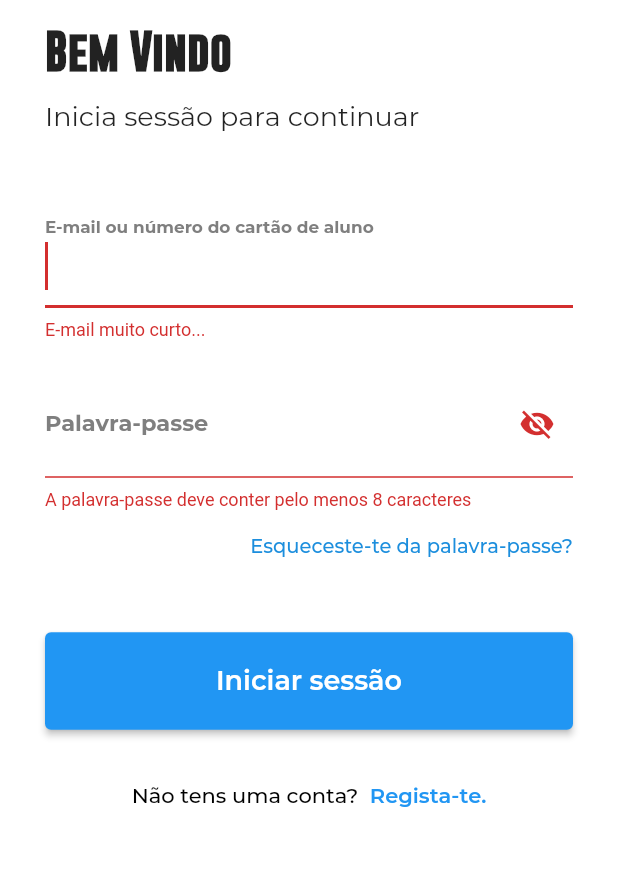
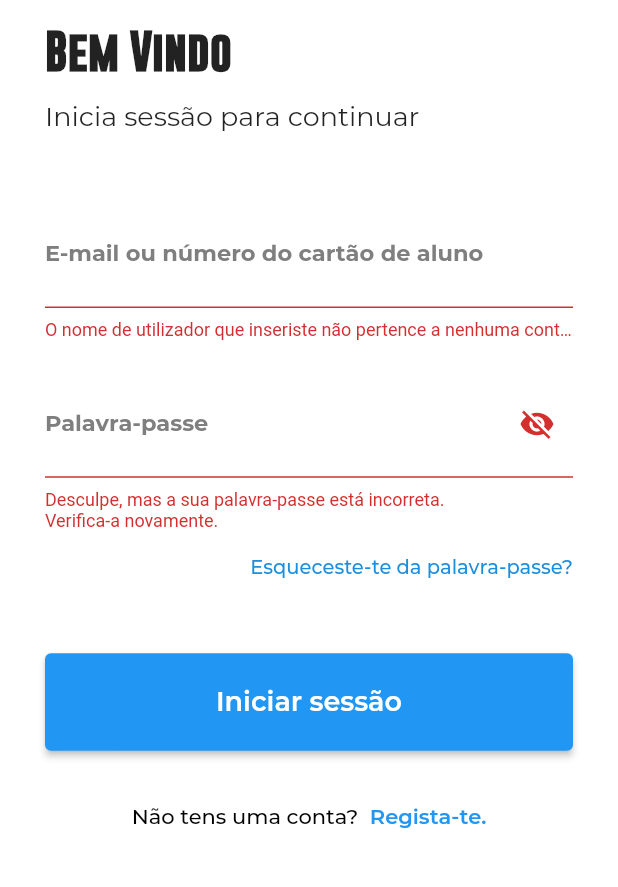
Before and after one commit to lodsa-ntos/TFC_a21505293_camarate_school_library_app, a Flutter app: the screen it shows after launch, after a tap on "Iniciar sessão", on a phone screen of 412 x 824 dp, the part 321-1208 px from its top. Run offline on Flutter 3.47's test engine with Material 2 defaults, Android fonts, the phone set to English and light mode, and no system bars; our stand-ins replace firebase_auth, firebase_core, fluttertoast, google_fonts, shared_preferences, tab_indicator_styler and 1 more; accounts and stored records are empty.

Commit message:
Autenticacao Firebase --> login and registo

```diff
--- a/lib/Authentication/Login/login_screen.dart
+++ b/lib/Authentication/Login/login_screen.dart
@@ -1,11 +1,9 @@
-import 'dart:convert';
-
-import 'package:camarate_school_library/Authentication/Registo/models/modelo_registo.dart';
 import 'package:camarate_school_library/Authentication/Registo/registo.dart';
 import 'package:camarate_school_library/Home/layout/layout_pagina_utilizador.dart';
+import 'package:firebase_auth/firebase_auth.dart';
 import 'package:flutter/gestures.dart';
 import 'package:flutter/material.dart';
-import 'package:shared_preferences/shared_preferences.dart';
+import 'package:fluttertoast/fluttertoast.dart';
 
 class PreferencesKeys {
   static const ativarUtilizador = "INFORMACAO_UTILIZADOR_LOGIN";
@@ -26,71 +24,40 @@ class _PaginaLoginState extends State<PaginaLogin> {
   bool isProcessData = false;
   final formKey = GlobalKey<FormState>();
 
+  // Autenticação com o firebase
+  final _auth = FirebaseAuth.instance;
+
+  // string para mostrar a mensagem de erro
+  String? mensagemDeErro;
+
   @override
   Widget build(BuildContext context) {
-    return Scaffold(
-      //
-      body: Container(
-        height: MediaQuery.of(context).size.height,
-        padding: const EdgeInsets.symmetric(horizontal: 30, vertical: 30),
-        margin: const EdgeInsets.only(top: 45),
-        color: Colors.white,
-        child: SingleChildScrollView(
-          child: Column(
-            mainAxisAlignment: MainAxisAlignment.center,
-            crossAxisAlignment: CrossAxisAlignment.stretch,
-            children: [
-              // Logotipo
-              Image.asset(
-                'assets/images/logotipos/logotipo.png',
-                height: 139.0,
-                alignment: Alignment.centerLeft,
-              ),
-              // Espaçamento
-              const SizedBox(
-                height: 15,
-              ),
-              const Text(
-                "Bem Vindo",
-                textAlign: TextAlign.left,
-                style: TextStyle(
-                  fontFamily: 'Gobold',
-                  fontSize: 28,
-                  fontWeight: FontWeight.bold,
-                ),
-              ),
-              const SizedBox(
-                height: 15,
-              ),
-              const Text(
-                "Inicia sessão para continuar",
-                textAlign: TextAlign.left,
-                style: TextStyle(
-                  fontFamily: 'Montserrat',
-                  fontSize: 18,
-                ),
-              ),
-              const SizedBox(
-                height: 45,
-              ),
-              Form(
-                key: formKey,
-                child: Column(
-                  children: [
-                    // --> Campo do E-mail <--
-                    TextFormField(
+    // ---> Campo do E-mail <---
+    final campoEmail = TextFormField(
+      autofocus: false,
+      controller: emailInputController,
+      keyboardType: TextInputType.emailAddress,
       validator: (value) {
-                        if (value!.length < 5) {
+        if (value!.isEmpty) {
+          // ignore: prefer_adjacent_string_concatenation
+          return "O nome de utilizador que inseriste não pertence a nenhuma conta. \n\nVerifica o teu nome de utilizador e tenta novamente.";
+        }
+
+        if (RegExp(
+                r"^[a-zA-Z0-9.a-zA-Z0-9.!#$%&'*+-/=?^_`{|}~]+@[a-zA-Z0-9]+\.[a-zA-Z]+")
+            .hasMatch(value)) {
+          return "Siga o exemplo: \n exemplo@gmail.com | exemplo@hotmail.com";
+        }
+
+        if (value.length < 5) {
           return "E-mail muito curto...";
-                        } else if (!value.contains("@")) {
-                          return "Siga o exemplo --> exemplo@gmail.com | exemplo@hotmail.com";
-                        } else if (value.isEmpty) {
-                          return "O nome de utilizador que inseriste não pertence a nenhuma conta. Verifica o teu nome de utilizador e tenta novamente.";
         }
         return null;
       },
-                      controller: emailInputController,
-                      autofocus: true,
+      onSaved: (value) {
+        emailInputController.text = value!;
+      },
+      textInputAction: TextInputAction.next,
       // Estilo dentro do campo de e-mail
       style: const TextStyle(
         fontFamily: 'Montserrat',
@@ -113,22 +80,30 @@ class _PaginaLoginState extends State<PaginaLogin> {
           ),
         ),
       ),
-                    ),
-                    const SizedBox(
-                      height: 20,
-                    ),
-                    // --> Campo da Palavra-passe <---
-                    TextFormField(
-                      validator: (value) {
-                        if (value!.length < 8) {
-                          return "A palavra-passe deve conter pelo menos 8 caracteres";
-                        } else if (value == null || value.isEmpty) {
-                          return "Desculpa, mas a tua palavra-passe está incorreta. Verifica-a novamente.";
-                        }
-                        return null;
-                      },
+    );
+
+    // ---> Campo da Palavra-passe <---
+    final campoPalavraPasse = TextFormField(
+      autofocus: false,
       obscureText: esconderPassword,
       controller: passwordInputController,
+      validator: (value) {
+        // ignore: unnecessary_new
+        RegExp regex = new RegExp(
+            r'^(?=.*?[A-Z])(?=.*?[a-z])(?=.*?[0-9])(?=.*?[!@#\$&*~]).{8,}$');
+
+        if (value!.isEmpty) {
+          return "Desculpe, mas a sua palavra-passe está incorreta. \nVerifica-a novamente.";
+        }
+
+        if (!regex.hasMatch(value)) {
+          return "Tens de introduzir uma palavra-passe válida. \nA palavra-passe deve conter pelo menos 8 caracteres";
+        }
+      },
+      onSaved: (value) {
+        passwordInputController.text = value!;
+      },
+      textInputAction: TextInputAction.done,
       // Estilo dentro do campo da palavra-passe
       style: const TextStyle(
         fontFamily: 'Montserrat',
@@ -151,9 +126,7 @@ class _PaginaLoginState extends State<PaginaLogin> {
             });
           },
           child: Icon(
-                            esconderPassword
-                                ? Icons.visibility_off
-                                : Icons.visibility,
+            esconderPassword ? Icons.visibility_off : Icons.visibility,
           ),
         ),
         enabledBorder: const UnderlineInputBorder(
@@ -163,14 +136,10 @@ class _PaginaLoginState extends State<PaginaLogin> {
           ),
         ),
       ),
-                    ),
-                  ],
-                ),
-              ),
-              const Padding(
-                padding: EdgeInsets.only(bottom: 15),
-              ),
-              GestureDetector(
+    );
+
+    // ---> Esqueceste-te da palavra-passe? <---
+    final forgotPalavraPasse = GestureDetector(
       onTap: () {},
       child: const Text(
         "Esqueceste-te da palavra-passe?",
@@ -182,13 +151,10 @@ class _PaginaLoginState extends State<PaginaLogin> {
         ),
         textAlign: TextAlign.right,
       ),
-              ),
-              const Padding(
-                padding: EdgeInsets.only(bottom: 50),
-              ),
+    );
 
-              // --> botao [Iniciar Sessão] <--
-              SizedBox(
+    // ---> botao [Iniciar Sessão] <---
+    final botaoIniciarSessao = SizedBox(
       height: 65.0,
       width: 335.0,
       child: ElevatedButton(
@@ -206,7 +172,8 @@ class _PaginaLoginState extends State<PaginaLogin> {
                     isProcessData = false;
                   },
                 );
-                          fazerLogin();
+                fazerLogin(
+                    emailInputController.text, passwordInputController.text);
                 Navigator.push(
                     context,
                     MaterialPageRoute(
@@ -241,11 +208,10 @@ class _PaginaLoginState extends State<PaginaLogin> {
                 ),
               ),
       ),
-              ),
-              const Padding(
-                padding: EdgeInsets.only(bottom: 35),
-              ),
-              RichText(
+    );
+
+    // ---> Não tens uma conta? Regista-te. <---
+    final naoTensUmaContaRegistate = RichText(
       textAlign: TextAlign.center,
       text: TextSpan(
         text: "Não tens uma conta? ",
@@ -276,7 +242,86 @@ class _PaginaLoginState extends State<PaginaLogin> {
           ),
         ],
       ),
+    );
+
+    // ---> Logotipo <---
+    final logotipo = Image.asset(
+      'assets/images/logotipos/logotipo.png',
+      height: 139.0,
+      alignment: Alignment.centerLeft,
+    );
+
+    return Scaffold(
+      //
+      body: Container(
+        height: MediaQuery.of(context).size.height,
+        padding: const EdgeInsets.symmetric(horizontal: 30, vertical: 30),
+        margin: const EdgeInsets.only(top: 45),
+        color: Colors.white,
+        child: SingleChildScrollView(
+          child: Column(
+            mainAxisAlignment: MainAxisAlignment.center,
+            crossAxisAlignment: CrossAxisAlignment.stretch,
+            children: [
+              // Logotipo
+              logotipo,
+
+              // Espaçamento
+              const SizedBox(height: 15),
+
+              const Text(
+                "Bem Vindo",
+                textAlign: TextAlign.left,
+                style: TextStyle(
+                  fontFamily: 'Gobold',
+                  fontSize: 28,
+                  fontWeight: FontWeight.bold,
                 ),
+              ),
+
+              const SizedBox(height: 15),
+
+              const Text(
+                "Inicia sessão para continuar",
+                textAlign: TextAlign.left,
+                style: TextStyle(
+                  fontFamily: 'Montserrat',
+                  fontSize: 18,
+                ),
+              ),
+
+              const SizedBox(height: 45),
+
+              // --> Formulário Login <--
+              Form(
+                key: formKey,
+                child: Column(
+                  children: [
+                    // --> Campo do E-mail <--
+                    campoEmail,
+
+                    const SizedBox(height: 20),
+
+                    // ---> Campo da Palavra-passe <---
+                    campoPalavraPasse,
+                  ],
+                ),
+              ),
+
+              const Padding(padding: EdgeInsets.only(bottom: 15)),
+
+              // ---> Esqueceste-te da palavra-passe? <---
+              forgotPalavraPasse,
+
+              const Padding(padding: EdgeInsets.only(bottom: 50)),
+
+              // ---> botao [Iniciar Sessão] <---
+              botaoIniciarSessao,
+
+              const Padding(padding: EdgeInsets.only(bottom: 35)),
+
+              // ---> Não tens uma conta? Regista-te. <---
+              naoTensUmaContaRegistate,
             ],
           ),
         ),
@@ -284,32 +329,20 @@ class _PaginaLoginState extends State<PaginaLogin> {
     );
   }
 
-  void fazerLogin() async {
-    String emailDoUtilizador = emailInputController.text;
-    String passwordDoUtilizador = passwordInputController.text;
-
-    ModeloRegistoUtilizador dadosUtilizadorInseridos =
-        await getDadosGuardadosDoUtilizador();
-
-    if (emailDoUtilizador == dadosUtilizadorInseridos.email &&
-        passwordDoUtilizador == dadosUtilizadorInseridos.password) {
-      // ignore: avoid_print
-      print('Login efetuado com sucesso');
-    } else {
-      // ignore: avoid_print
-      print('Falha ao tentar iniciar sessão');
+  // incompleto
+  void fazerLogin(String email, String password) async {
+    if (formKey.currentState!.validate()) {
+      await _auth
+          .signInWithEmailAndPassword(email: email, password: password)
+          .then((uid) => {
+                Fluttertoast.showToast(msg: "Login efetuado com sucesso"),
+                Navigator.of(context).pushReplacement(
+                  MaterialPageRoute(
+                    builder: (context) =>
+                        const LayoutPaginaPrincipalUtilizador(),
+                  ),
+                ),
+              });
     }
   }
-
-  Future<ModeloRegistoUtilizador> getDadosGuardadosDoUtilizador() async {
-    SharedPreferences prefs = await SharedPreferences.getInstance();
-    String? jsonUtilizador = prefs.getString(PreferencesKeys.ativarUtilizador);
-    // ignore: avoid_print
-    print(jsonUtilizador);
-
-    Map<String, dynamic> mapUtilizador = json.decode(jsonUtilizador!);
-    ModeloRegistoUtilizador utilizador =
-        ModeloRegistoUtilizador.fromJson(mapUtilizador);
-    return utilizador;
 }
-}
--- a/lib/Home/home_screen.dart
+++ b/lib/Home/home_screen.dart
@@ -171,7 +171,8 @@ class _HomeScreenState extends State<HomeScreen> {
     );
   }
 
-  // FUNÇÃO QUE CARREGA OS DADOS DOS LIVROS PARA A SECÇAO AMARELA
+  // FUNÇÃO QUE IRÁ CARREGAR A FORMA COMO OS DADOS DOS LIVROS DA SECÇAO AMARELA
+  //DEVEM SER APRESENTADOS
   Widget livrosListaAmarela(DadosListaAmarela dadosListaAmarela) {
     return GestureDetector(
       onTap: () {
@@ -309,7 +310,8 @@ class _HomeScreenState extends State<HomeScreen> {
     );
   }
 
-  // FUNÇÃO QUE CARREGA OS DADOS DOS LIVROS PARA A SECÇAO REQUISITADOS
+  // FUNÇÃO QUE IRÁ CARREGAR A FORMA COMO OS DADOS DOS LIVROS PARA A
+  //SECÇAO LIVROS REQUISITADOS DEVEM SER APRESENTADOS
   Widget livrosRequsitados(DadosLivrosRequisitados dadosLivrosRequisitados) {
     return GestureDetector(
       onTap: () {},
--- a/lib/main.dart
+++ b/lib/main.dart
@@ -1,13 +1,14 @@
 import 'dart:async';
 
+import 'package:firebase_core/firebase_core.dart';
 import 'package:flutter/material.dart';
 
 import 'Authentication/Login/login_screen.dart';
 
-void main() {
-  runApp(
-    CamarateSchoolLibraryApp(),
-  );
+Future<void> main() async {
+  WidgetsFlutterBinding.ensureInitialized();
+  await Firebase.initializeApp();
+  runApp(CamarateSchoolLibraryApp());
 }
 
 // ignore: use_key_in_widget_constructors
--- a/pubspec.yaml
+++ b/pubspec.yaml
@@ -37,6 +37,10 @@ dependencies:
   google_fonts: ^2.1.1
   shared_preferences: ^2.0.12
   tab_indicator_styler: ^2.0.0
+  cloud_firestore: ^3.1.6
+  firebase_auth: ^3.3.5
+  firebase_core: ^1.11.0
+  fluttertoast: ^8.0.8
 
 dev_dependencies:
   flutter_test:
```
Also changed, not shown: pubspec.lock, 4 other files. Lines whose indentation alone changed are shown as unchanged.
